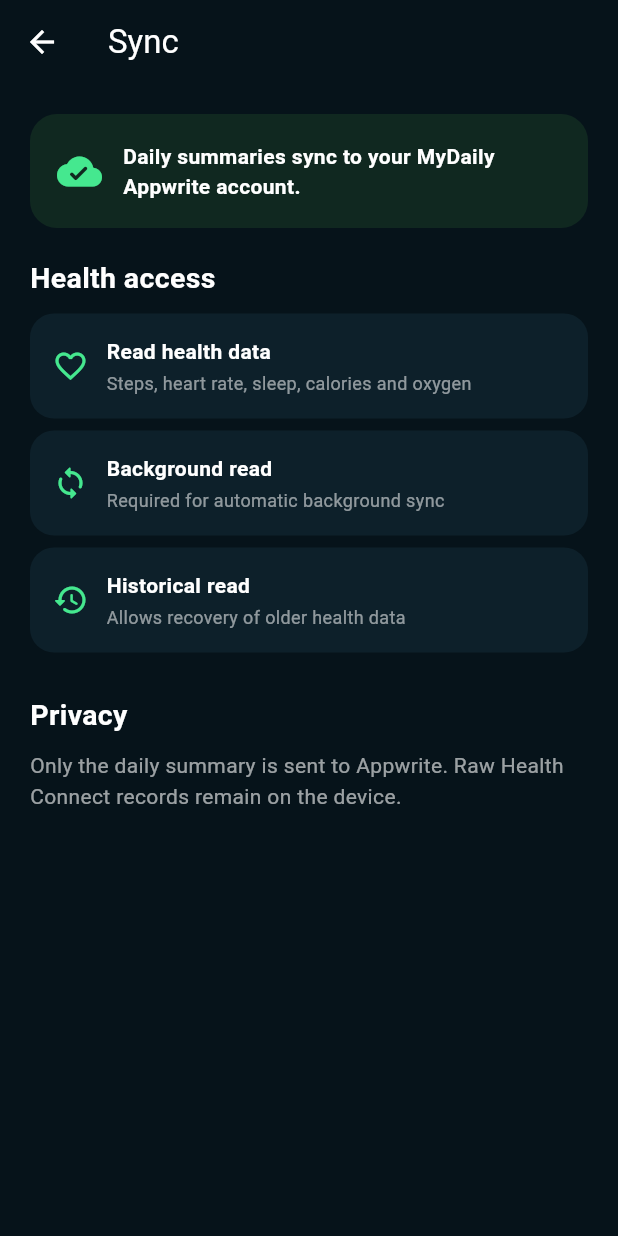
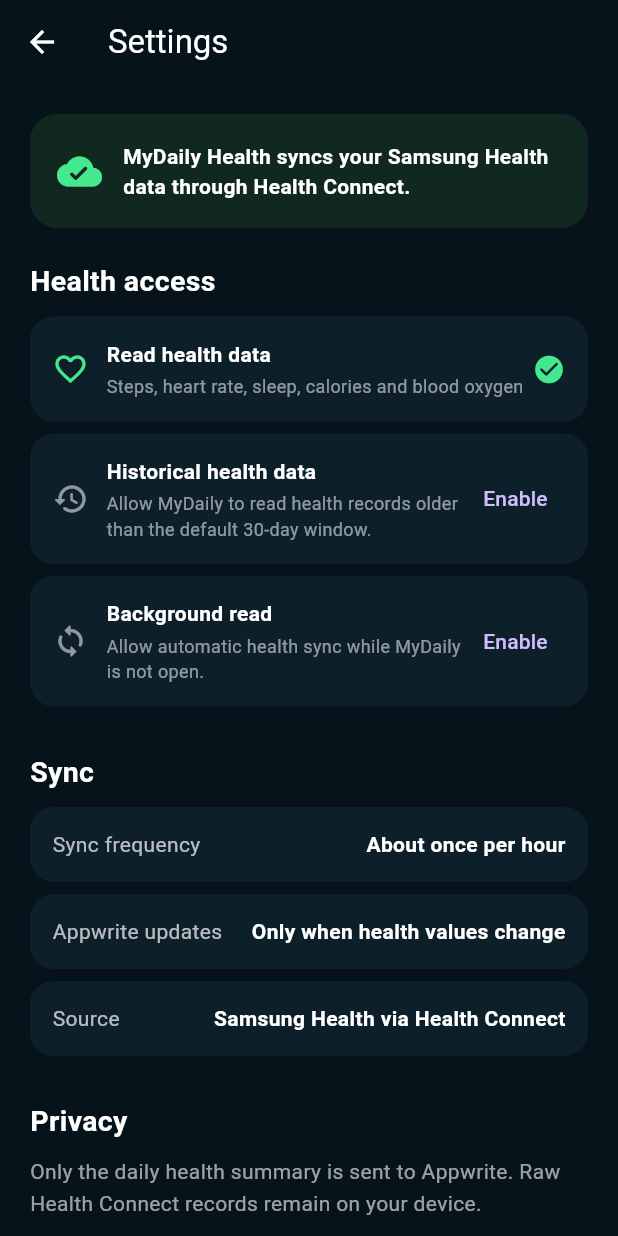
Before and after one commit to sirishdasari/central_app_health, a Flutter app: the SyncSettingsScreen screen opened directly, on a phone screen of 412 x 824 dp. Run offline on Flutter 3.47's test engine with Material 3 defaults, Android fonts, the phone set to English and light mode, and no system bars; our stand-ins replace appwrite; missing offline and left inert: health, workmanager; statements that could not run were skipped.

Commit message:
Add Health Connect access controls and logout settings

```diff
--- a/lib/health/health_screen.dart
+++ b/lib/health/health_screen.dart
@@ -3,7 +3,8 @@
 import 'health_service.dart';
 
 class HealthScreen extends StatefulWidget {
-  const HealthScreen({super.key});
+  const HealthScreen({super.key, this.onLoggedOut});
+  final VoidCallback? onLoggedOut;
   @override State<HealthScreen> createState() => _HealthScreenState();
 }
 
@@ -56,7 +57,7 @@
         backgroundColor: Colors.transparent,
         foregroundColor: Colors.white,
         title: const Text('Health', style: TextStyle(fontWeight: FontWeight.w700)),
-        actions: [IconButton(icon: const Icon(Icons.settings_outlined), onPressed: () => Navigator.push(context, MaterialPageRoute(builder: (_) => const SyncSettingsScreen())))],
+        actions: [IconButton(icon: const Icon(Icons.settings_outlined), onPressed: () => Navigator.push(context, MaterialPageRoute(builder: (_) => SyncSettingsScreen(onLoggedOut: widget.onLoggedOut))))],
       ),
       body: RefreshIndicator(
         onRefresh: _load,
@@ -175,35 +176,178 @@
   );
 }
 
-class SyncSettingsScreen extends StatelessWidget {
-  const SyncSettingsScreen({super.key});
-  @override Widget build(BuildContext context)=>Scaffold(
-    backgroundColor:const Color(0xFF06131A),
-    appBar:AppBar(title:const Text('Sync'),backgroundColor:Colors.transparent,foregroundColor:Colors.white),
-    body:ListView(padding:const EdgeInsets.all(20),children:[
-      Container(padding:const EdgeInsets.all(18),decoration:BoxDecoration(color:const Color(0xFF102820),borderRadius:BorderRadius.circular(18)),child:const Row(children:[
-        Icon(Icons.cloud_done_rounded,color:Color(0xFF45E88F),size:30),SizedBox(width:14),
-        Expanded(child:Text('Daily summaries sync to your MyDaily Appwrite account.',style:TextStyle(color:Colors.white,fontWeight:FontWeight.w600))),
+class SyncSettingsScreen extends StatefulWidget {
+  const SyncSettingsScreen({super.key, this.onLoggedOut});
+  final VoidCallback? onLoggedOut;
+
+  @override
+  State<SyncSettingsScreen> createState() => _SyncSettingsScreenState();
+}
+
+class _SyncSettingsScreenState extends State<SyncSettingsScreen> {
+  final health = HealthService();
+  final auth = AppwriteAuthService();
+  bool history = false;
+  bool background = false;
+  bool busyHistory = false;
+  bool busyBackground = false;
+
+  @override
+  void initState() {
+    super.initState();
+    _refresh();
+  }
+
+  Future<void> _refresh() async {
+    try {
+      final h = await health.isHistoryAuthorized();
+      final b = await health.isBackgroundAuthorized();
+      if (mounted) setState(() { history = h; background = b; });
+    } catch (_) {}
+  }
+
+  Future<void> _historyAccess() async {
+    setState(() => busyHistory = true);
+    try {
+      final granted = await health.requestHistoryAccess();
+      if (mounted) setState(() => history = granted);
+      if (mounted) _message(granted ? 'Historical health access enabled.' : 'Historical access was not granted.');
+    } catch (e) {
+      if (mounted) _message('Could not configure historical access: $e');
+    } finally {
+      if (mounted) setState(() => busyHistory = false);
+    }
+  }
+
+  Future<void> _backgroundAccess() async {
+    setState(() => busyBackground = true);
+    try {
+      final granted = await health.requestBackgroundAccess();
+      if (mounted) setState(() => background = granted);
+      if (mounted) _message(granted ? 'Background health read enabled.' : 'Background read was not granted.');
+    } catch (e) {
+      if (mounted) _message('Could not configure background access: $e');
+    } finally {
+      if (mounted) setState(() => busyBackground = false);
+    }
+  }
+
+  Future<void> _logout() async {
+    final confirm = await showDialog<bool>(
+      context: context,
+      builder: (_) => AlertDialog(
+        title: const Text('Log out?'),
+        content: const Text('Health Connect permissions will remain on this device, but MyDaily sync will stop until you sign in again.'),
+        actions: [
+          TextButton(onPressed: () => Navigator.pop(context, false), child: const Text('Cancel')),
+          FilledButton(onPressed: () => Navigator.pop(context, true), child: const Text('Log out')),
+        ],
+      ),
+    );
+    if (confirm != true) return;
+    try {
+      await auth.logout();
+      if (!mounted) return;
+      Navigator.pop(context);
+      widget.onLoggedOut?.call();
+    } catch (e) {
+      if (mounted) _message('Logout failed: $e');
+    }
+  }
+
+  void _message(String text) => ScaffoldMessenger.of(context).showSnackBar(SnackBar(content: Text(text)));
+
+  @override
+  Widget build(BuildContext context) => Scaffold(
+    backgroundColor: const Color(0xFF06131A),
+    appBar: AppBar(
+      title: const Text('Settings'),
+      backgroundColor: Colors.transparent,
+      foregroundColor: Colors.white,
+    ),
+    body: ListView(
+      padding: const EdgeInsets.all(20),
+      children: [
+        Container(
+          padding: const EdgeInsets.all(18),
+          decoration: BoxDecoration(color: const Color(0xFF102820), borderRadius: BorderRadius.circular(18)),
+          child: const Row(children: [
+            Icon(Icons.cloud_done_rounded, color: Color(0xFF45E88F), size: 30),
+            SizedBox(width: 14),
+            Expanded(child: Text('MyDaily Health syncs your Samsung Health data through Health Connect.', style: TextStyle(color: Colors.white, fontWeight: FontWeight.w600))),
+          ]),
+        ),
+        const SizedBox(height: 22),
+        const Text('Health access', style: TextStyle(color: Colors.white, fontSize: 19, fontWeight: FontWeight.w700)),
+        const SizedBox(height: 10),
+        _permissionTile(
+          'Read health data',
+          'Steps, heart rate, sleep, calories and blood oxygen',
+          Icons.favorite_outline,
+          true,
+          null,
+        ),
+        _permissionTile(
+          'Historical health data',
+          'Allow MyDaily to read health records older than the default 30-day window.',
+          Icons.history_rounded,
+          history,
+          busyHistory ? null : _historyAccess,
+        ),
+        _permissionTile(
+          'Background read',
+          'Allow automatic health sync while MyDaily is not open.',
+          Icons.sync_rounded,
+          background,
+          busyBackground ? null : _backgroundAccess,
+        ),
+        const SizedBox(height: 22),
+        const Text('Sync', style: TextStyle(color: Colors.white, fontSize: 19, fontWeight: FontWeight.w700)),
+        const SizedBox(height: 10),
+        _infoRow('Sync frequency', 'About once per hour'),
+        _infoRow('Appwrite updates', 'Only when health values change'),
+        _infoRow('Source', 'Samsung Health via Health Connect'),
+        const SizedBox(height: 22),
+        const Text('Privacy', style: TextStyle(color: Colors.white, fontSize: 19, fontWeight: FontWeight.w700)),
+        const SizedBox(height: 10),
+        const Text('Only the daily health summary is sent to Appwrite. Raw Health Connect records remain on your device.', style: TextStyle(color: Colors.white60, height: 1.5)),
+        const SizedBox(height: 30),
+        OutlinedButton.icon(
+          style: OutlinedButton.styleFrom(foregroundColor: Colors.redAccent, side: const BorderSide(color: Colors.redAccent)),
+          onPressed: _logout,
+          icon: const Icon(Icons.logout_rounded),
+          label: const Text('Log out'),
+        ),
+      ],
+    ),
+  );
+
+  Widget _permissionTile(String title, String subtitle, IconData icon, bool enabled, VoidCallback? onPressed) => Container(
+    margin: const EdgeInsets.only(bottom: 8),
+    padding: const EdgeInsets.all(15),
+    decoration: BoxDecoration(color: const Color(0xFF0D202A), borderRadius: BorderRadius.circular(16)),
+    child: Row(children: [
+      Icon(icon, color: enabled ? const Color(0xFF45E88F) : Colors.white54),
+      const SizedBox(width: 12),
+      Expanded(child: Column(crossAxisAlignment: CrossAxisAlignment.start, children: [
+        Text(title, style: const TextStyle(color: Colors.white, fontWeight: FontWeight.w600)),
+        const SizedBox(height: 3),
+        Text(subtitle, style: const TextStyle(color: Colors.white54, fontSize: 12)),
       ])),
-      const SizedBox(height:20),
-      const Text('Health access',style:TextStyle(color:Colors.white,fontSize:19,fontWeight:FontWeight.w700)),
-      const SizedBox(height:10),
-      _row('Read health data','Steps, heart rate, sleep, calories and oxygen',Icons.favorite_outline),
-      _row('Background read','Required for automatic background sync',Icons.sync_rounded),
-      _row('Historical read','Allows recovery of older health data',Icons.history_rounded),
-      const SizedBox(height:20),
-      const Text('Privacy',style:TextStyle(color:Colors.white,fontSize:19,fontWeight:FontWeight.w700)),
-      const SizedBox(height:10),
-      const Text('Only the daily summary is sent to Appwrite. Raw Health Connect records remain on the device.',style:TextStyle(color:Colors.white60,height:1.5)),
+      if (onPressed != null)
+        TextButton(onPressed: onPressed, child: Text(enabled ? 'Manage' : 'Enable'))
+      else
+        Icon(enabled ? Icons.check_circle_rounded : Icons.hourglass_top_rounded, color: enabled ? const Color(0xFF45E88F) : Colors.white38, size: 22),
     ]),
   );
 
-  Widget _row(String title,String subtitle,IconData icon)=>Container(
-    margin:const EdgeInsets.only(bottom:8),padding:const EdgeInsets.all(15),
-    decoration:BoxDecoration(color:const Color(0xFF0D202A),borderRadius:BorderRadius.circular(16)),
-    child:Row(children:[Icon(icon,color:const Color(0xFF45E88F)),const SizedBox(width:12),Expanded(child:Column(crossAxisAlignment:CrossAxisAlignment.start,children:[
-      Text(title,style:const TextStyle(color:Colors.white,fontWeight:FontWeight.w600)),
-      const SizedBox(height:3),Text(subtitle,style:const TextStyle(color:Colors.white54,fontSize:12)),
-    ]))]),
+  Widget _infoRow(String title, String value) => Container(
+    margin: const EdgeInsets.only(bottom: 8),
+    padding: const EdgeInsets.all(15),
+    decoration: BoxDecoration(color: const Color(0xFF0D202A), borderRadius: BorderRadius.circular(16)),
+    child: Row(children: [
+      Expanded(child: Text(title, style: const TextStyle(color: Colors.white70))),
+      Text(value, style: const TextStyle(color: Colors.white, fontWeight: FontWeight.w600)),
+    ]),
   );
 }
```
